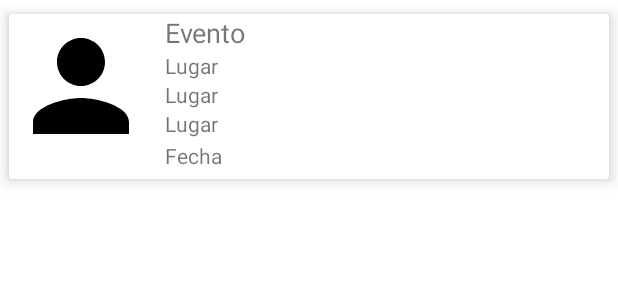
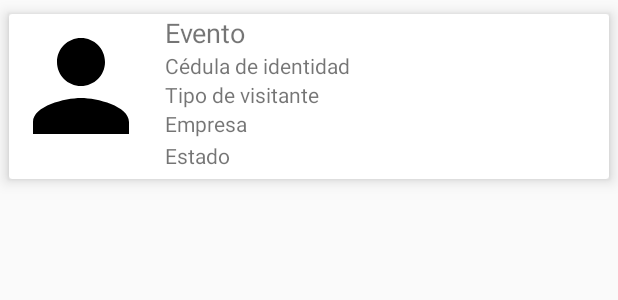
Before and after one commit to 420042e/ControlDeIngreso, an Android app: the layout visitantes_list.xml on its own in the app's theme, with its tools: preview values and no code run, on a phone screen of 412 x 824 dp. Shown: the top 300 px of the screen. Run offline under Robolectric (Android 15) with nearby library versions, the phone set to English and light mode, and no system bars.

Commit message:
Se corrigió el imageview al añadir nuevo visitante

```diff
--- a/app/src/main/java/com/stbnlycan/controldeingreso/MainActivity.java
+++ b/app/src/main/java/com/stbnlycan/controldeingreso/MainActivity.java
@@ -139,6 +139,7 @@ public class MainActivity extends AppCompatActivity implements RecintosAdapter.O
         MenuItem searchItem = menu.findItem(R.id.action_search);
         SearchView searchView = (SearchView) searchItem.getActionView();
         searchView.setMaxWidth(Integer.MAX_VALUE);
+        searchView.setQueryHint("Buscar recinto");
         searchView.setOnQueryTextListener(new SearchView.OnQueryTextListener() {
             @Override
             public boolean onQueryTextSubmit(String query) {
--- a/app/src/main/java/com/stbnlycan/controldeingreso/Visitantes.java
+++ b/app/src/main/java/com/stbnlycan/controldeingreso/Visitantes.java
@@ -197,6 +197,7 @@ public class Visitantes extends AppCompatActivity implements VisitantesAdapter.O
         MenuItem searchItem = menu.findItem(R.id.action_search);
         SearchView searchView = (SearchView) searchItem.getActionView();
         searchView.setMaxWidth(Integer.MAX_VALUE);
+        searchView.setQueryHint("Buscar visitante");
         searchView.setOnQueryTextListener(new SearchView.OnQueryTextListener() {
             @Override
             public boolean onQueryTextSubmit(String query) {
--- a/app/src/main/java/com/stbnlycan/interfaces/UploadAPIs.java
+++ b/app/src/main/java/com/stbnlycan/interfaces/UploadAPIs.java
@@ -1,4 +1,6 @@
 package com.stbnlycan.interfaces;
+
+import com.stbnlycan.models.Visitante;
 
 import okhttp3.MultipartBody;
 import okhttp3.RequestBody;
@@ -11,5 +13,5 @@ import retrofit2.http.Part;
 public interface UploadAPIs {
     @Multipart
     @POST("visitante/registrar")
-    Call<ResponseBody> uploadImage(@Part MultipartBody.Part file, @Part("vte") RequestBody requestBody);
+    Call<Visitante> uploadImage(@Part MultipartBody.Part file, @Part("vte") RequestBody requestBody);
 }
--- a/app/src/main/res/layout/acciones_list.xml
+++ b/app/src/main/res/layout/acciones_list.xml
@@ -17,7 +17,8 @@
         <ImageView
             android:id="@+id/artthumb"
             android:layout_width="0dp"
-            android:layout_height="190dp"
+            android:layout_height="0dp"
+            app:layout_constraintDimensionRatio="H,1:1"
             app:layout_constraintEnd_toEndOf="parent"
             app:layout_constraintHorizontal_bias="0.486"
             app:layout_constraintStart_toStartOf="parent"
--- a/app/src/main/res/layout/visitantes_list.xml
+++ b/app/src/main/res/layout/visitantes_list.xml
@@ -41,21 +41,21 @@
                 android:layout_width="match_parent"
                 android:layout_height="wrap_content"
                 android:layout_marginStart="8dp"
-                android:text="Lugar" />
+                android:text="Cédula de identidad" />
 
             <TextView
                 android:id="@+id/tipoVisitante"
                 android:layout_width="match_parent"
                 android:layout_height="wrap_content"
                 android:layout_marginStart="8dp"
-                android:text="Lugar" />
+                android:text="Tipo de visitante" />
 
             <TextView
                 android:id="@+id/empresaNombre"
                 android:layout_width="match_parent"
                 android:layout_height="wrap_content"
                 android:layout_marginStart="8dp"
-                android:text="Lugar" />
+                android:text="Empresa" />
 
             <TextView
                 android:id="@+id/estado"
@@ -64,7 +64,7 @@
                 android:layout_marginStart="8dp"
                 android:layout_marginTop="2dp"
                 android:layout_marginBottom="6dp"
-                android:text="Fecha" />
+                android:text="Estado" />
 
         </LinearLayout>
 
--- a/app/src/main/res/values/styles.xml
+++ b/app/src/main/res/values/styles.xml
@@ -1,7 +1,7 @@
 <resources>
 
     <!-- Base application theme. -->
-    <style name="AppTheme" parent="Theme.MaterialComponents.Light.NoActionBar">
+    <style name="AppTheme" parent="Theme.MaterialComponents.Light.NoActionBar.Bridge">
         <!-- Customize your theme here. -->
         <item name="colorPrimary">@color/colorPrimary</item>
         <item name="colorPrimaryDark">@color/colorPrimaryDark</item>
```
Also changed, not shown: app/src/main/java/com/stbnlycan/controldeingreso/NuevoVisitanteActivity.java (+9 -5 lines).
